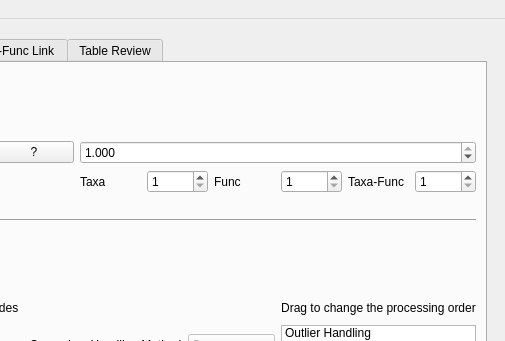
Qt form utils/MetaX_GUI/MainWindow.ui (byemaxx/MetaX) before a commit; both pictures show x 641 to 1146 and y 0 to 341 of the 1146 by 641 pixel window.
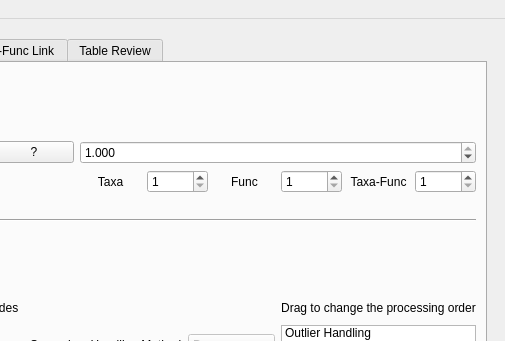
The same form after that commit. The open tabs and pages were chosen to show the change.

Patch:
```diff
--- a/utils/MetaX_GUI/MainWindow.ui
+++ b/utils/MetaX_GUI/MainWindow.ui
@@ -523,6 +523,9 @@
                   <property name="text">
                    <string>Taxa</string>
                   </property>
+                  <property name="alignment">
+                   <set>Qt::AlignCenter</set>
+                  </property>
                  </widget>
                 </item>
                 <item>
@@ -540,6 +543,9 @@
                   <property name="text">
                    <string>Func</string>
                   </property>
+                  <property name="alignment">
+                   <set>Qt::AlignCenter</set>
+                  </property>
                  </widget>
                 </item>
                 <item>
@@ -557,6 +563,9 @@
                   <property name="text">
                    <string>Taxa-Func</string>
                   </property>
+                  <property name="alignment">
+                   <set>Qt::AlignCenter</set>
+                  </property>
                  </widget>
                 </item>
                 <item>
```
Left out of the diff: 6 changed lines with no effect on the pictures.
